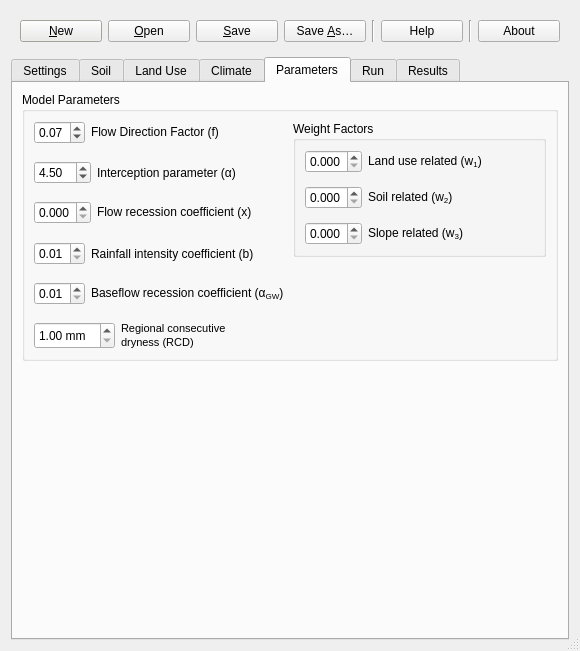
Before: the Qt Designer form rubem_hydrological_dialog_base.ui in LabSid-USP/RUBEMHydrological, drawn with Qt 5.
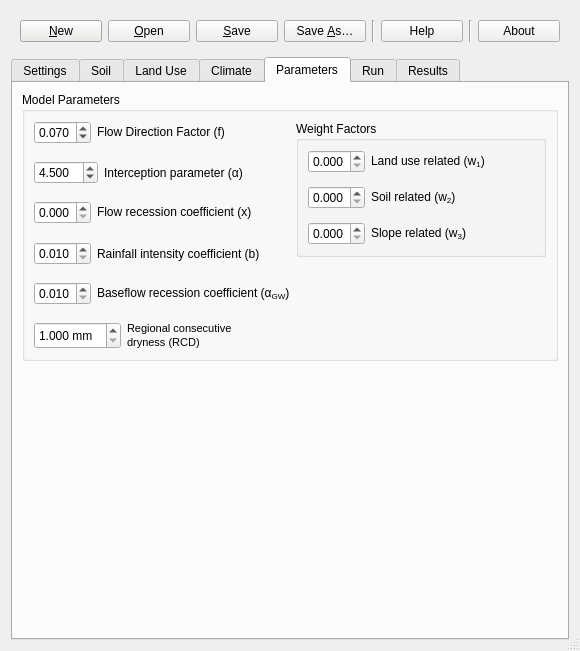
After: the same form once the commit is applied. The open tabs and pages were chosen to show the change. Icons and pictures are not drawn.

Commit message: Fix number of decimal places in Parameters fields

The edit to the form file:
```diff
--- a/rubem_hydrological_dialog_base.ui
+++ b/rubem_hydrological_dialog_base.ui
@@ -3707,7 +3707,7 @@
                      <string>&lt;html&gt;&lt;head/&gt;&lt;body&gt;&lt;p&gt;0.01 ≤ f ≤ 1&lt;/p&gt;&lt;p&gt;Preferred Flow Direction: &lt;/p&gt;&lt;p&gt;If f = 1.0 is 100% horizontal;&lt;/p&gt;&lt;p&gt;If f = 0  is 100% vertical flow.&lt;/p&gt;&lt;/body&gt;&lt;/html&gt;</string>
                     </property>
                     <property name="decimals">
-                     <number>2</number>
+                     <number>3</number>
                     </property>
                     <property name="minimum">
                      <double>0.010000000000000</double>
@@ -3771,7 +3771,7 @@
                      <bool>false</bool>
                     </property>
                     <property name="decimals">
-                     <number>2</number>
+                     <number>3</number>
                     </property>
                     <property name="minimum">
                      <double>0.010000000000000</double>
@@ -3893,7 +3893,7 @@
                      <string>&lt;html&gt;&lt;head/&gt;&lt;body&gt;&lt;p&gt;0.01 ≤ b ≤ 1&lt;/p&gt;&lt;p&gt;Reflects the effect of rainfall intensity on the rainfall excess coefficient. &lt;/p&gt;&lt;p&gt;The value is higher for low rainfall intensities resulting in less surface runoff, and approaches to one for high rainfall intensities. &lt;/p&gt;&lt;p&gt;If b = 1, a linear relationship is assumed between rainfall excess and soil moisture.&lt;/p&gt;&lt;/body&gt;&lt;/html&gt;</string>
                     </property>
                     <property name="decimals">
-                     <number>2</number>
+                     <number>3</number>
                     </property>
                     <property name="minimum">
                      <double>0.010000000000000</double>
@@ -3957,7 +3957,7 @@
                      <bool>false</bool>
                     </property>
                     <property name="decimals">
-                     <number>2</number>
+                     <number>3</number>
                     </property>
                     <property name="minimum">
                      <double>0.010000000000000</double>
@@ -4021,7 +4021,7 @@
                      <string> mm</string>
                     </property>
                     <property name="decimals">
-                     <number>2</number>
+                     <number>3</number>
                     </property>
                     <property name="minimum">
                      <double>1.000000000000000</double>
```
Left out of the diff: 6 changed lines with no effect on the pictures.
